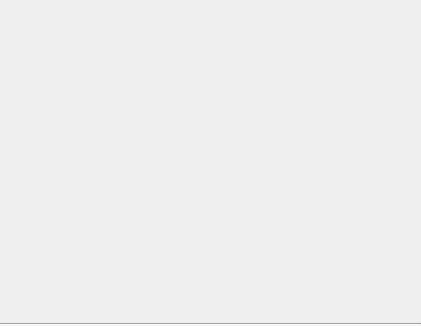
Before: the Qt Designer form video_system/ui/frmmodule/frmmsglistitem.ui in Geey-Cloud/video-system, drawn with Qt 5.
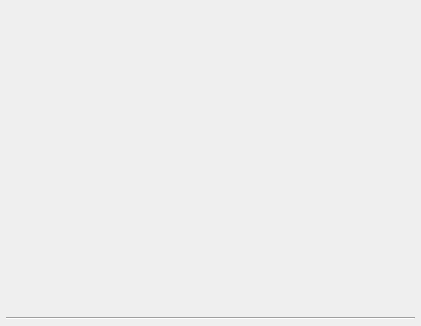
After: the same form once the commit is applied.

Patch:
```diff
--- a/video_system/ui/frmmodule/frmmsglistitem.ui
+++ b/video_system/ui/frmmodule/frmmsglistitem.ui
@@ -18,33 +18,46 @@
     <number>6</number>
    </property>
    <property name="leftMargin">
-    <number>0</number>
+    <number>6</number>
    </property>
    <property name="topMargin">
-    <number>0</number>
+    <number>6</number>
    </property>
    <property name="rightMargin">
-    <number>0</number>
+    <number>6</number>
    </property>
    <property name="bottomMargin">
-    <number>0</number>
+    <number>6</number>
    </property>
    <item>
     <layout class="QGridLayout" name="gridLayout">
-     <property name="horizontalSpacing">
-      <number>6</number>
-     </property>
-     <property name="verticalSpacing">
-      <number>0</number>
-     </property>
      <item row="0" column="0">
+      <widget class="QLabel" name="labMsgContent">
+       <property name="maximumSize">
+        <size>
+         <width>16777215</width>
+         <height>20</height>
+        </size>
+       </property>
+       <property name="text">
+        <string/>
+       </property>
+       <property name="alignment">
+        <set>Qt::AlignmentFlag::AlignLeading|Qt::AlignmentFlag::AlignLeft|Qt::AlignmentFlag::AlignVCenter</set>
+       </property>
+      </widget>
+     </item>
+     <item row="0" column="1">
       <widget class="QLabel" name="labMsgTime">
        <property name="text">
         <string/>
        </property>
+       <property name="alignment">
+        <set>Qt::AlignmentFlag::AlignRight|Qt::AlignmentFlag::AlignTrailing|Qt::AlignmentFlag::AlignVCenter</set>
+       </property>
       </widget>
      </item>
-     <item row="0" column="1" rowspan="3">
+     <item row="1" column="0" colspan="2">
       <widget class="QLabel" name="labMsgImage">
        <property name="sizePolicy">
         <sizepolicy hsizetype="Expanding" vsizetype="Preferred">
@@ -56,21 +69,7 @@
         <string/>
        </property>
        <property name="alignment">
-        <set>Qt::AlignCenter</set>
-       </property>
-      </widget>
-     </item>
-     <item row="1" column="0">
-      <widget class="QLabel" name="labMsgContent">
-       <property name="text">
-        <string/>
-       </property>
-      </widget>
-     </item>
-     <item row="2" column="0">
-      <widget class="QLabel" name="labMsgResult">
-       <property name="text">
-        <string/>
+        <set>Qt::AlignmentFlag::AlignCenter</set>
        </property>
       </widget>
      </item>
```
Left out of the diff: 2 changed lines with no effect on the pictures.
